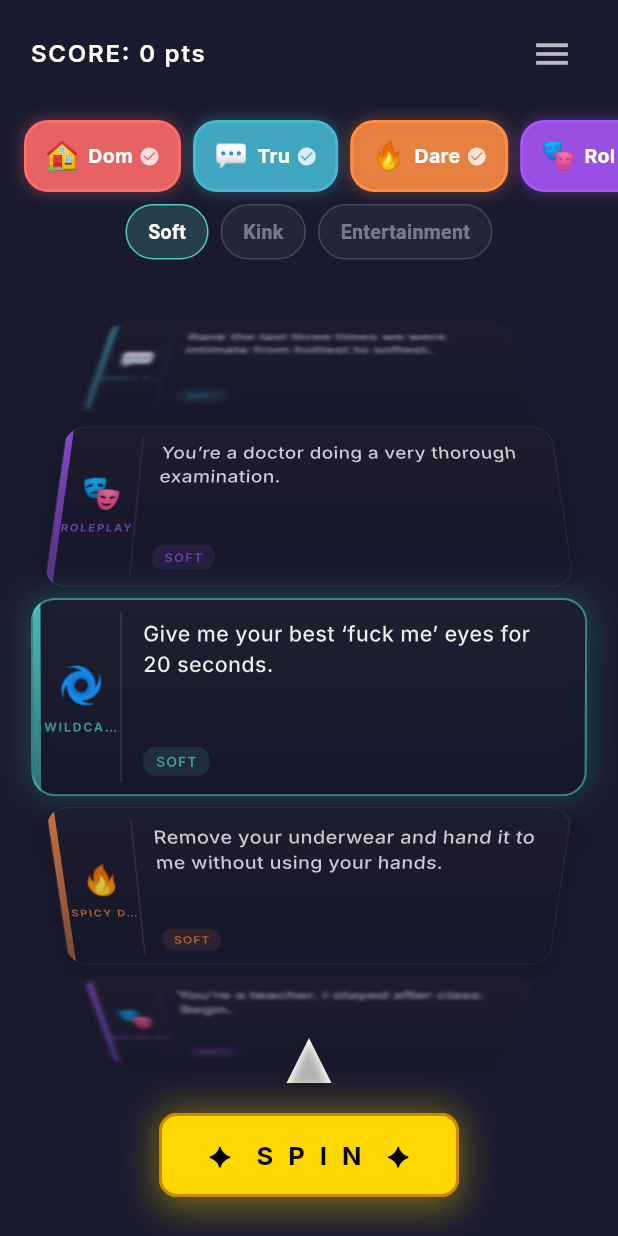
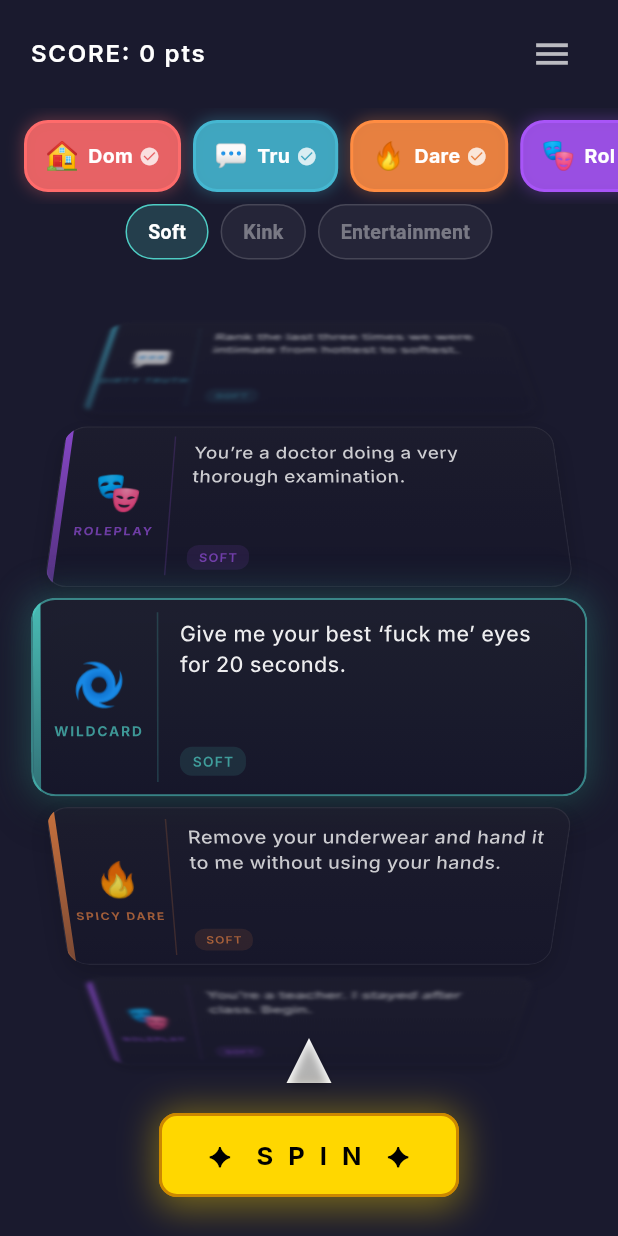
Before and after one commit to Juma1988/my_agents, a Flutter app: the screen it shows after launch, scrolled down 2304 dp, on a phone screen of 412 x 824 dp. Run offline on Flutter 3.47's test engine with Material 3 defaults, Android fonts, the phone set to English and light mode, and no system bars; our stand-ins replace flutter_animate, google_fonts, hive, hive_flutter; accounts and stored records are empty.

Commit message:
Wider category section (1/4), wrap task text

```diff
--- a/lib/widgets/category_card_wheel.dart
+++ b/lib/widgets/category_card_wheel.dart
@@ -372,9 +372,9 @@ class TaskCard extends StatelessWidget {
               ),
             ),
 
-            // Category section (~1/6 width)
+            // Category section (~1/4 width)
             SizedBox(
-              width: 52,
+              width: 76,
               child: Padding(
                 padding: const EdgeInsets.symmetric(vertical: 12),
                 child: Column(
@@ -382,18 +382,18 @@ class TaskCard extends StatelessWidget {
                   children: [
                     Text(
                       item.category.icon,
-                      style: const TextStyle(fontSize: 24),
+                      style: const TextStyle(fontSize: 28),
                     ),
                     const SizedBox(height: 4),
                     Text(
                       item.category.name.toUpperCase(),
                       style: GoogleFonts.inter(
                         color: color.withValues(alpha: 0.7),
-                        fontSize: 8,
+                        fontSize: 9,
                         fontWeight: FontWeight.w700,
                         letterSpacing: 1.2,
                       ),
-                      maxLines: 1,
+                      maxLines: 2,
                       overflow: TextOverflow.ellipsis,
                       textAlign: TextAlign.center,
                     ),
@@ -418,12 +418,10 @@ class TaskCard extends StatelessWidget {
                 child: Column(
                   crossAxisAlignment: CrossAxisAlignment.start,
                   children: [
-                    // Task text (2 lines max)
+                    // Task text (wraps naturally)
                     Expanded(
                       child: Text(
                         item.task.text,
-                        maxLines: 2,
-                        overflow: TextOverflow.ellipsis,
                         style: GoogleFonts.inter(
                           color: Colors.white.withValues(alpha: 0.92),
                           fontSize: 14,
```
